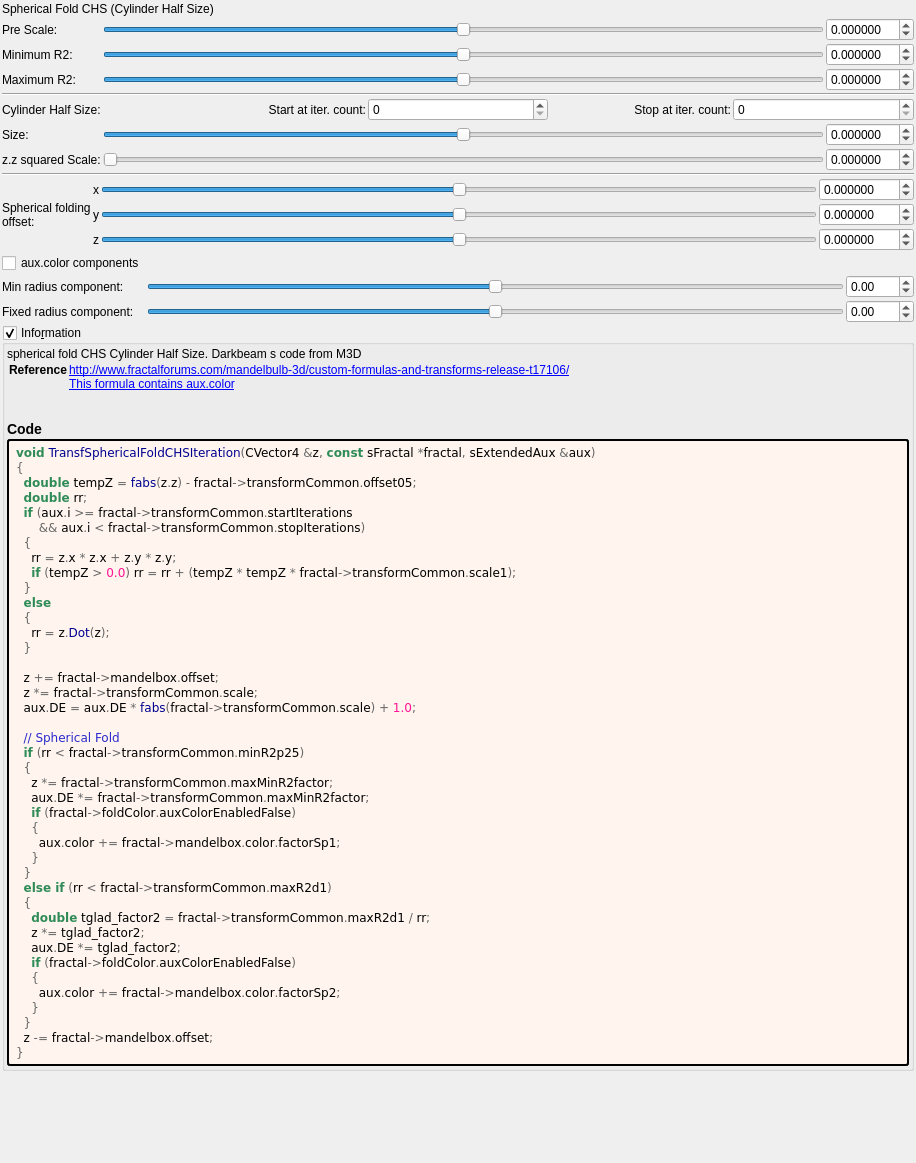
Qt form mandelbulber2/formula/ui/fractal_transf_spherical_fold_chs.ui (buddhi1980/mandelbulber2) before a commit.
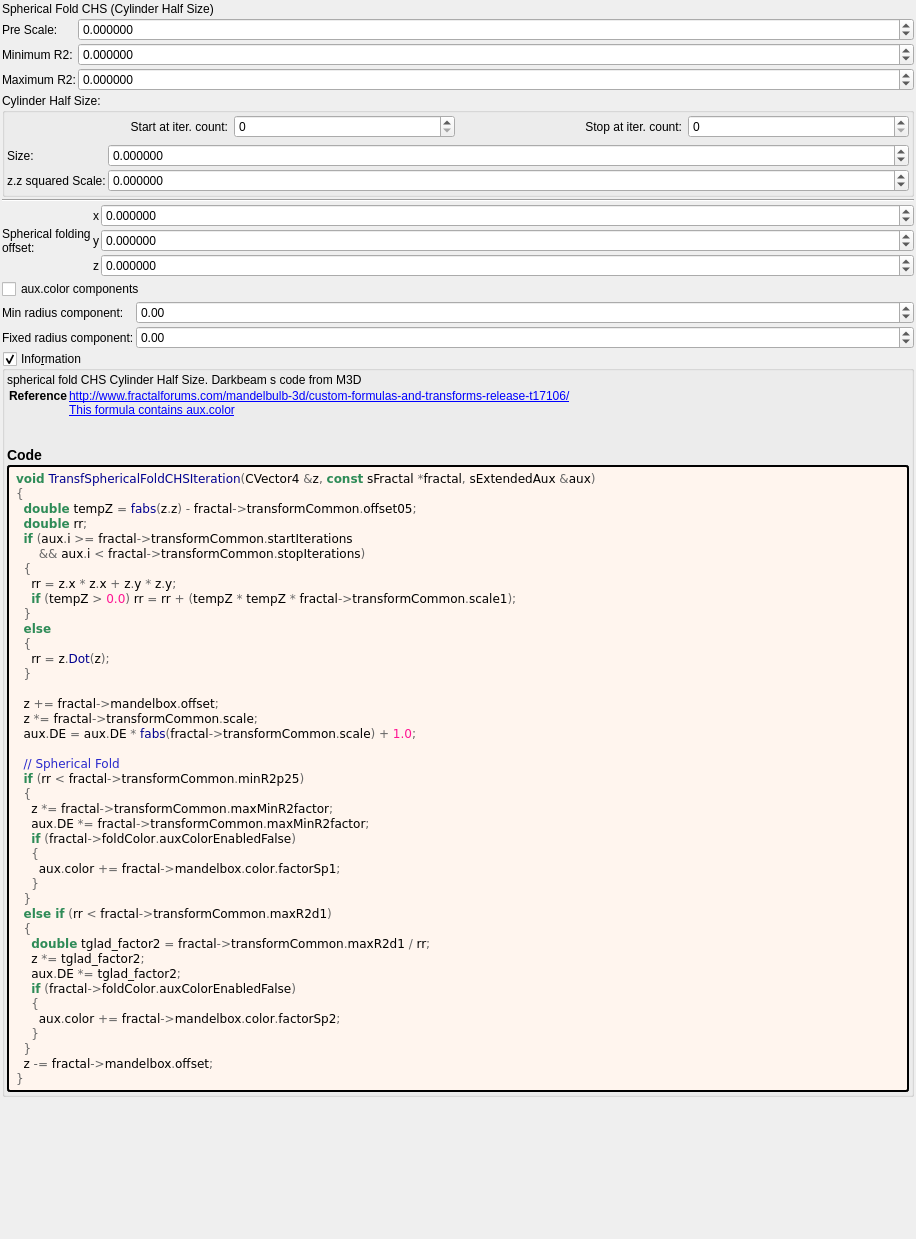
The same form after that commit. Custom widgets are drawn as their Qt base class.

What changed in the file:
```diff
--- a/mandelbulber2/formula/ui/fractal_transf_spherical_fold_chs.ui
+++ b/mandelbulber2/formula/ui/fractal_transf_spherical_fold_chs.ui
@@ -7,7 +7,7 @@
     <x>0</x>
     <y>0</y>
     <width>916</width>
-    <height>1163</height>
+    <height>1239</height>
    </rect>
   </property>
   <property name="windowTitle">
@@ -37,322 +37,60 @@
     </widget>
    </item>
    <item>
-    <layout class="QGridLayout" name="gridLayout_2">
-     <item row="5" column="0" colspan="3">
-      <layout class="QGridLayout" name="gridLayout">
-       <item row="1" column="1">
-        <widget class="QLabel" name="label_66">
-         <property name="text">
-          <string>Start at iter. count:</string>
-         </property>
-         <property name="alignment">
-          <set>Qt::AlignRight|Qt::AlignTrailing|Qt::AlignVCenter</set>
-         </property>
-        </widget>
-       </item>
-       <item row="1" column="3">
-        <widget class="QLabel" name="label_49">
-         <property name="text">
-          <string>Stop at iter. count:</string>
-         </property>
-         <property name="alignment">
-          <set>Qt::AlignRight|Qt::AlignTrailing|Qt::AlignVCenter</set>
-         </property>
-        </widget>
-       </item>
-       <item row="1" column="2">
-        <widget class="MySpinBox" name="spinboxInt_transf_start_iterations">
-         <property name="sizePolicy">
-          <sizepolicy hsizetype="Minimum" vsizetype="Maximum">
-           <horstretch>0</horstretch>
-           <verstretch>0</verstretch>
-          </sizepolicy>
-         </property>
-         <property name="minimum">
-          <number>0</number>
-         </property>
-         <property name="maximum">
-          <number>999</number>
-         </property>
-         <property name="value">
-          <number>0</number>
-         </property>
-        </widget>
-       </item>
-       <item row="1" column="4">
-        <widget class="MySpinBox" name="spinboxInt_transf_stop_iterations">
-         <property name="sizePolicy">
-          <sizepolicy hsizetype="Preferred" vsizetype="Maximum">
-           <horstretch>0</horstretch>
-           <verstretch>0</verstretch>
-          </sizepolicy>
-         </property>
-         <property name="maximum">
-          <number>999</number>
-         </property>
-        </widget>
-       </item>
-       <item row="1" column="0">
-        <widget class="QLabel" name="label_109">
-         <property name="text">
-          <string>Cylinder Half Size:</string>
-         </property>
-        </widget>
-       </item>
-       <item row="0" column="0" colspan="5">
-        <widget class="Line" name="line">
-         <property name="orientation">
-          <enum>Qt::Horizontal</enum>
-         </property>
-        </widget>
-       </item>
-      </layout>
-     </item>
-     <item row="6" column="2">
-      <widget class="MyDoubleSpinBox" name="spinbox_transf_offset_05">
-       <property name="sizePolicy">
-        <sizepolicy hsizetype="Minimum" vsizetype="Maximum">
-         <horstretch>0</horstretch>
-         <verstretch>0</verstretch>
-        </sizepolicy>
-       </property>
-       <property name="prefix">
-        <string/>
-       </property>
-       <property name="suffix">
-        <string/>
-       </property>
-       <property name="decimals">
-        <number>6</number>
-       </property>
-       <property name="minimum">
-        <double>-99.989999999999995</double>
-       </property>
-       <property name="maximum">
-        <double>99.989999999999995</double>
-       </property>
-       <property name="singleStep">
-        <double>0.100000000000000</double>
-       </property>
-      </widget>
-     </item>
-     <item row="7" column="2">
-      <widget class="MyDoubleSpinBox" name="spinbox_transf_scale_1">
-       <property name="sizePolicy">
-        <sizepolicy hsizetype="Minimum" vsizetype="Maximum">
-         <horstretch>0</horstretch>
-         <verstretch>0</verstretch>
-        </sizepolicy>
-       </property>
-       <property name="prefix">
-        <string/>
-       </property>
-       <property name="suffix">
-        <string/>
-       </property>
-       <property name="decimals">
-        <number>6</number>
-       </property>
-       <property name="minimum">
-        <double>-99.989999999999995</double>
-       </property>
-       <property name="maximum">
-        <double>99.989999999999995</double>
-       </property>
-       <property name="singleStep">
-        <double>0.100000000000000</double>
-       </property>
-      </widget>
-     </item>
-     <item row="4" column="1">
-      <widget class="QSlider" name="slider_transf_maxR2_1">
-       <property name="sizePolicy">
-        <sizepolicy hsizetype="Expanding" vsizetype="Maximum">
-         <horstretch>0</horstretch>
-         <verstretch>0</verstretch>
-        </sizepolicy>
-       </property>
-       <property name="minimum">
-        <number>-5000000</number>
-       </property>
-       <property name="maximum">
-        <number>5000000</number>
-       </property>
-       <property name="value">
-        <number>0</number>
-       </property>
-       <property name="sliderPosition">
-        <number>0</number>
-       </property>
-       <property name="orientation">
-        <enum>Qt::Horizontal</enum>
-       </property>
-      </widget>
-     </item>
-     <item row="6" column="0">
-      <widget class="QLabel" name="label_108">
-       <property name="text">
-        <string>Size:</string>
-       </property>
-      </widget>
-     </item>
-     <item row="6" column="1">
-      <widget class="QSlider" name="slider_transf_offset_05">
-       <property name="sizePolicy">
-        <sizepolicy hsizetype="Expanding" vsizetype="Maximum">
-         <horstretch>0</horstretch>
-         <verstretch>0</verstretch>
-        </sizepolicy>
-       </property>
-       <property name="minimum">
-        <number>-10000000</number>
-       </property>
-       <property name="maximum">
-        <number>10000000</number>
-       </property>
-       <property name="value">
-        <number>0</number>
-       </property>
-       <property name="sliderPosition">
-        <number>0</number>
-       </property>
-       <property name="orientation">
-        <enum>Qt::Horizontal</enum>
-       </property>
-      </widget>
-     </item>
-     <item row="3" column="2">
-      <widget class="MyDoubleSpinBox" name="spinbox_transf_minR2_p25">
-       <property name="sizePolicy">
-        <sizepolicy hsizetype="Minimum" vsizetype="Maximum">
-         <horstretch>0</horstretch>
-         <verstretch>0</verstretch>
-        </sizepolicy>
-       </property>
-       <property name="prefix">
-        <string/>
-       </property>
-       <property name="suffix">
-        <string/>
-       </property>
-       <property name="decimals">
-        <number>6</number>
-       </property>
-       <property name="minimum">
-        <double>-99.989999999999995</double>
-       </property>
-       <property name="maximum">
-        <double>99.989999999999995</double>
-       </property>
-       <property name="singleStep">
-        <double>0.100000000000000</double>
-       </property>
-      </widget>
-     </item>
-     <item row="7" column="1">
-      <widget class="QSlider" name="slider_transf_scale_1">
-       <property name="sizePolicy">
-        <sizepolicy hsizetype="Expanding" vsizetype="Maximum">
-         <horstretch>0</horstretch>
-         <verstretch>0</verstretch>
-        </sizepolicy>
-       </property>
-       <property name="minimum">
-        <number>0</number>
-       </property>
-       <property name="maximum">
-        <number>1000000</number>
-       </property>
-       <property name="value">
-        <number>0</number>
-       </property>
-       <property name="sliderPosition">
-        <number>0</number>
-       </property>
-       <property name="orientation">
-        <enum>Qt::Horizontal</enum>
-       </property>
-      </widget>
-     </item>
-     <item row="3" column="1">
-      <widget class="QSlider" name="slider_transf_minR2_p25">
-       <property name="sizePolicy">
-        <sizepolicy hsizetype="Expanding" vsizetype="Maximum">
-         <horstretch>0</horstretch>
-         <verstretch>0</verstretch>
-        </sizepolicy>
-       </property>
-       <property name="minimum">
-        <number>-5000000</number>
-       </property>
-       <property name="maximum">
-        <number>5000000</number>
-       </property>
-       <property name="value">
-        <number>0</number>
-       </property>
-       <property name="sliderPosition">
-        <number>0</number>
-       </property>
-       <property name="orientation">
-        <enum>Qt::Horizontal</enum>
-       </property>
-      </widget>
-     </item>
-     <item row="7" column="0">
-      <widget class="QLabel" name="label_110">
-       <property name="text">
-        <string>z.z squared Scale:</string>
-       </property>
-      </widget>
-     </item>
-     <item row="2" column="1">
-      <widget class="QSlider" name="slider_transf_scale">
-       <property name="sizePolicy">
-        <sizepolicy hsizetype="Expanding" vsizetype="Maximum">
-         <horstretch>0</horstretch>
-         <verstretch>0</verstretch>
-        </sizepolicy>
-       </property>
-       <property name="minimum">
-        <number>-5000000</number>
-       </property>
-       <property name="maximum">
-        <number>5000000</number>
-       </property>
-       <property name="value">
-        <number>0</number>
-       </property>
-       <property name="sliderPosition">
-        <number>0</number>
-       </property>
-       <property name="orientation">
-        <enum>Qt::Horizontal</enum>
-       </property>
-      </widget>
-     </item>
-     <item row="3" column="0">
+    <layout class="QGridLayout" name="gridLayout_2" columnstretch="0,1">
+     <property name="spacing">
+      <number>2</number>
+     </property>
+     <item row="1" column="0">
       <widget class="QLabel" name="label_48">
        <property name="text">
         <string>Minimum R2:</string>
        </property>
       </widget>
      </item>
-     <item row="4" column="0">
-      <widget class="QLabel" name="label_16">
-       <property name="text">
-        <string>Maximum R2:</string>
+     <item row="2" column="1">
+      <widget class="MyDoubleSpinBox" name="spinbox_transf_maxR2_1">
+       <property name="sizePolicy">
+        <sizepolicy hsizetype="Minimum" vsizetype="Maximum">
+         <horstretch>0</horstretch>
+         <verstretch>0</verstretch>
+        </sizepolicy>
+       </property>
+       <property name="prefix">
+        <string/>
+       </property>
+       <property name="suffix">
+        <string/>
+       </property>
+       <property name="decimals">
+        <number>6</number>
+       </property>
+       <property name="minimum">
+        <double>-99.989999999999995</double>
+       </property>
+       <property name="maximum">
+        <double>99.989999999999995</double>
+       </property>
+       <property name="singleStep">
+        <double>0.100000000000000</double>
        </property>
       </widget>
      </item>
-     <item row="2" column="0">
+     <item row="0" column="0">
       <widget class="QLabel" name="label_18">
        <property name="text">
         <string>Pre Scale:</string>
        </property>
       </widget>
      </item>
-     <item row="2" column="2">
+     <item row="2" column="0">
+      <widget class="QLabel" name="label_16">
+       <property name="text">
+        <string>Maximum R2:</string>
+       </property>
+      </widget>
+     </item>
+     <item row="0" column="1">
       <widget class="MyDoubleSpinBox" name="spinbox_transf_scale">
        <property name="sizePolicy">
         <sizepolicy hsizetype="Minimum" vsizetype="Maximum">
@@ -380,8 +118,8 @@
        </property>
       </widget>
      </item>
-     <item row="4" column="2">
-      <widget class="MyDoubleSpinBox" name="spinbox_transf_maxR2_1">
+     <item row="1" column="1">
+      <widget class="MyDoubleSpinBox" name="spinbox_transf_minR2_p25">
        <property name="sizePolicy">
         <sizepolicy hsizetype="Minimum" vsizetype="Maximum">
          <horstretch>0</horstretch>
@@ -410,6 +148,160 @@
      </item>
     </layout>
    </item>
+   <item>
+    <widget class="QGroupBox" name="groupBox">
+     <property name="title">
+      <string>Cylinder Half Size:</string>
+     </property>
+     <layout class="QVBoxLayout" name="verticalLayout_3">
+      <property name="leftMargin">
+       <number>2</number>
+      </property>
+      <property name="topMargin">
+       <number>2</number>
+      </property>
+      <property name="rightMargin">
+       <number>2</number>
+      </property>
+      <property name="bottomMargin">
+       <number>2</number>
+      </property>
+      <item>
+       <layout class="QGridLayout" name="gridLayout">
+        <item row="0" column="1">
+         <widget class="MySpinBox" name="spinboxInt_transf_start_iterations">
+          <property name="sizePolicy">
+           <sizepolicy hsizetype="Minimum" vsizetype="Maximum">
+            <horstretch>0</horstretch>
+            <verstretch>0</verstretch>
+           </sizepolicy>
+          </property>
+          <property name="minimum">
+           <number>0</number>
+          </property>
+          <property name="maximum">
+           <number>999</number>
+          </property>
+          <property name="value">
+           <number>0</number>
+          </property>
+         </widget>
+        </item>
+        <item row="0" column="0">
+         <widget class="QLabel" name="label_66">
+          <property name="text">
+           <string>Start at iter. count:</string>
+          </property>
+          <property name="alignment">
+           <set>Qt::AlignRight|Qt::AlignTrailing|Qt::AlignVCenter</set>
+          </property>
+         </widget>
+        </item>
+        <item row="0" column="2">
+         <widget class="QLabel" name="label_49">
+          <property name="text">
+           <string>Stop at iter. count:</string>
+          </property>
+          <property name="alignment">
+           <set>Qt::AlignRight|Qt::AlignTrailing|Qt::AlignVCenter</set>
+          </property>
+         </widget>
+        </item>
+        <item row="0" column="3">
+         <widget class="MySpinBox" name="spinboxInt_transf_stop_iterations">
+          <property name="sizePolicy">
+           <sizepolicy hsizetype="Preferred" vsizetype="Maximum">
+            <horstretch>0</horstretch>
+            <verstretch>0</verstretch>
+           </sizepolicy>
+          </property>
+          <property name="maximum">
+           <number>999</number>
+          </property>
+         </widget>
+        </item>
+       </layout>
+      </item>
+      <item>
+       <layout class="QGridLayout" name="gridLayout_4" columnstretch="0,1">
+        <property name="spacing">
+         <number>2</number>
+        </property>
+        <item row="0" column="0">
+         <widget class="QLabel" name="label_108">
+          <property name="text">
+           <string>Size:</string>
+          </property>
+         </widget>
+        </item>
+        <item row="0" column="1">
+         <widget class="MyDoubleSpinBox" name="spinbox_transf_offset_05">
+          <property name="sizePolicy">
+           <sizepolicy hsizetype="Minimum" vsizetype="Maximum">
+            <horstretch>0</horstretch>
+            <verstretch>0</verstretch>
+           </sizepolicy>
+          </property>
+          <property name="prefix">
+           <string/>
+          </property>
+          <property name="suffix">
+           <string/>
+          </property>
+          <property name="decimals">
+           <number>6</number>
+          </property>
+          <property name="minimum">
+           <double>-99.989999999999995</double>
+          </property>
+          <property name="maximum">
+           <double>99.989999999999995</double>
+          </property>
+          <property name="singleStep">
+           <double>0.100000000000000</double>
+          </property>
+         </widget>
+        </item>
+        <item row="1" column="0">
+         <widget class="QLabel" name="label_110">
+          <property name="text">
+           <string>z.z squared Scale:</string>
+          </property>
+         </widget>
+        </item>
+        <item row="1" column="1">
+         <widget class="MyDoubleSpinBox" name="spinbox_transf_scale_1">
+          <property name="sizePolicy">
+           <sizepolicy hsizetype="Minimum" vsizetype="Maximum">
+            <horstretch>0</horstretch>
+            <verstretch>0</verstretch>
+           </sizepolicy>
+          </property>
+          <property name="prefix">
+           <string/>
+          </property>
+          <property name="suffix">
+           <string/>
+          </property>
+          <property name="decimals">
+           <number>6</number>
+          </property>
+          <property name="minimum">
+           <double>-99.989999999999995</double>
+          </property>
+          <property name="maximum">
+           <double>99.989999999999995</double>
+          </property>
+          <property name="singleStep">
+           <double>0.100000000000000</double>
+          </property>
+         </widget>
+        </item>
+       </layout>
+      </item>
+     </layout>
+    </widget>
+   </item>
    <item>
     <widget class="Line" name="line_2">
      <property name="orientation">
@@ -418,141 +310,11 @@
     </widget>
    </item>
    <item>
-    <layout class="QGridLayout" name="gridLayout_16">
+    <layout class="QGridLayout" name="gridLayout_16" columnstretch="0,0,1">
      <property name="spacing">
       <number>2</number>
      </property>
-     <item row="3" column="2">
-      <widget class="QSlider" name="slider3_mandelbox_offset_x">
-       <property name="sizePolicy">
-        <sizepolicy hsizetype="Expanding" vsizetype="Maximum">
-         <horstretch>0</horstretch>
-         <verstretch>0</verstretch>
-        </sizepolicy>
-       </property>
-       <property name="minimum">
-        <number>-5000000</number>
-       </property>
-       <property name="maximum">
-        <number>5000000</number>
-       </property>
-       <property name="singleStep">
-        <number>1</number>
-       </property>
-       <property name="orientation">
-        <enum>Qt::Horizontal</enum>
-       </property>
-      </widget>
-     </item>
-     <item row="3" column="0" rowspan="3">
-      <widget class="QLabel" name="label_15">
-       <property name="text">
-        <string>Spherical folding
-offset:</string>
-       </property>
-      </widget>
-     </item>
-     <item row="5" column="2">
-      <widget class="QSlider" name="slider3_mandelbox_offset_z">
-       <property name="sizePolicy">
-        <sizepolicy hsizetype="Expanding" vsizetype="Maximum">
-         <horstretch>0</horstretch>
-         <verstretch>0</verstretch>
-        </sizepolicy>
-       </property>
-       <property name="minimum">
-        <number>-5000000</number>
-       </property>
-       <property name="maximum">
-        <number>5000000</number>
-       </property>
-       <property name="singleStep">
-        <number>1</number>
-       </property>
-       <property name="orientation">
-        <enum>Qt::Horizontal</enum>
-       </property>
-      </widget>
-     </item>
-     <item row="4" column="2">
-      <widget class="QSlider" name="slider3_mandelbox_offset_y">
-       <property name="sizePolicy">
-        <sizepolicy hsizetype="Expanding" vsizetype="Maximum">
-         <horstretch>0</horstretch>
-         <verstretch>0</verstretch>
-        </sizepolicy>
-       </property>
-       <property name="minimum">
-        <number>-5000000</number>
-       </property>
-       <property name="maximum">
-        <number>5000000</number>
-       </property>
-       <property name="singleStep">
-        <number>1</number>
-       </property>
-       <property name="orientation">
-        <enum>Qt::Horizontal</enum>
-       </property>
-      </widget>
-     </item>
-     <item row="5" column="3">
-      <widget class="MyDoubleSpinBox" name="spinbox3_mandelbox_offset_z">
-       <property name="sizePolicy">
-        <sizepolicy hsizetype="Minimum" vsizetype="Maximum">
-         <horstretch>0</horstretch>
-         <verstretch>0</verstretch>
-        </sizepolicy>
-       </property>
-       <property name="prefix">
-        <string/>
-       </property>
-       <property name="suffix">
-        <string/>
-       </property>
-       <property name="decimals">
-        <number>6</number>
-       </property>
-       <property name="minimum">
-        <double>-100.000000000000000</double>
-       </property>
-       <property name="maximum">
-        <double>100.000000000000000</double>
-       </property>
-       <property name="singleStep">
-        <double>0.100000000000000</double>
-       </property>
-      </widget>
-     </item>
-     <item row="4" column="3">
-      <widget class="MyDoubleSpinBox" name="spinbox3_mandelbox_offset_y">
-       <property name="sizePolicy">
-        <sizepolicy hsizetype="Minimum" vsizetype="Maximum">
-         <horstretch>0</horstretch>
-         <verstretch>0</verstretch>
-        </sizepolicy>
-       </property>
-       <property name="prefix">
-        <string/>
-       </property>
-       <property name="suffix">
-        <string/>
-       </property>
-       <property name="decimals">
-        <number>6</number>
-       </property>
-       <property name="minimum">
-        <double>-100.000000000000000</double>
-       </property>
-       <property name="maximum">
-        <double>100.000000000000000</double>
-       </property>
-       <property name="singleStep">
-        <double>0.100000000000000</double>
-       </property>
-      </widget>
-     </item>
-     <item row="3" column="3">
+     <item row="0" column="2">
       <widget class="MyDoubleSpinBox" name="spinbox3_mandelbox_offset_x">
        <property name="sizePolicy">
         <sizepolicy hsizetype="Minimum" vsizetype="Maximum">
@@ -580,23 +342,7 @@
        </property>
       </widget>
      </item>
-     <item row="5" column="1">
-      <widget class="QLabel" name="label_117">
-       <property name="sizePolicy">
-        <sizepolicy hsizetype="Preferred" vsizetype="Preferred">
-         <horstretch>0</horstretch>
-         <verstretch>0</verstretch>
-        </sizepolicy>
-       </property>
-       <property name="text">
-        <string notr="true">z</string>
-       </property>
-       <property name="alignment">
-        <set>Qt::AlignRight|Qt::AlignTrailing|Qt::AlignVCenter</set>
-       </property>
-      </widget>
-     </item>
-     <item row="4" column="1">
+     <item row="1" column="1">
       <widget class="QLabel" name="label_116">
        <property name="sizePolicy">
         <sizepolicy hsizetype="Preferred" vsizetype="Preferred">
@@ -612,7 +358,7 @@
        </property>
       </widget>
      </item>
-     <item row="3" column="1">
+     <item row="0" column="1">
       <widget class="QLabel" name="label_115">
        <property name="sizePolicy">
         <sizepolicy hsizetype="Preferred" vsizetype="Preferred">
@@ -628,14 +374,94 @@
        </property>
       </widget>
      </item>
-    </layout>
-   </item>
-   <item>
-    <layout class="QGridLayout" name="gridLayout_6">
-     <property name="spacing">
-      <number>2</number>
-     </property>
+     <item row="2" column="1">
+      <widget class="QLabel" name="label_117">
+       <property name="sizePolicy">
+        <sizepolicy hsizetype="Preferred" vsizetype="Preferred">
+         <horstretch>0</horstretch>
+         <verstretch>0</verstretch>
+        </sizepolicy>
+       </property>
+       <property name="text">
+        <string notr="true">z</string>
+       </property>
+       <property name="alignment">
+        <set>Qt::AlignRight|Qt::AlignTrailing|Qt::AlignVCenter</set>
+       </property>
+      </widget>
+     </item>
+     <item row="0" column="0" rowspan="3">
+      <widget class="QLabel" name="label_15">
+       <property name="text">
+        <string>Spherical folding
+offset:</string>
+       </property>
+      </widget>
+     </item>
      <item row="1" column="2">
+      <widget class="MyDoubleSpinBox" name="spinbox3_mandelbox_offset_y">
+       <property name="sizePolicy">
+        <sizepolicy hsizetype="Minimum" vsizetype="Maximum">
+         <horstretch>0</horstretch>
+         <verstretch>0</verstretch>
+        </sizepolicy>
+       </property>
+       <property name="prefix">
+        <string/>
+       </property>
+       <property name="suffix">
+        <string/>
+       </property>
+       <property name="decimals">
+        <number>6</number>
+       </property>
+       <property name="minimum">
+        <double>-100.000000000000000</double>
+       </property>
+       <property name="maximum">
+        <double>100.000000000000000</double>
+       </property>
+       <property name="singleStep">
+        <double>0.100000000000000</double>
+       </property>
+      </widget>
+     </item>
+     <item row="2" column="2">
+      <widget class="MyDoubleSpinBox" name="spinbox3_mandelbox_offset_z">
+       <property name="sizePolicy">
+        <sizepolicy hsizetype="Minimum" vsizetype="Maximum">
+         <horstretch>0</horstretch>
+         <verstretch>0</verstretch>
+        </sizepolicy>
+       </property>
+       <property name="prefix">
+        <string/>
+       </property>
+       <property name="suffix">
+        <string/>
+       </property>
+       <property name="decimals">
+        <number>6</number>
+       </property>
+       <property name="minimum">
+        <double>-100.000000000000000</double>
+       </property>
+       <property name="maximum">
+        <double>100.000000000000000</double>
+       </property>
+       <property name="singleStep">
+        <double>0.100000000000000</double>
+       </property>
+      </widget>
+     </item>
+    </layout>
+   </item>
+   <item>
+    <layout class="QGridLayout" name="gridLayout_6" columnstretch="0,1">
+     <property name="spacing">
+      <number>2</number>
+     </property>
+     <item row="1" column="1">
       <widget class="MyDoubleSpinBox" name="spinbox_mandelbox_color_Sp1">
        <property name="sizePolicy">
         <sizepolicy hsizetype="Minimum" vsizetype="Maximum">
@@ -663,36 +489,7 @@
        </property>
       </widget>
      </item>
-     <item row="1" column="1">
-      <widget class="QSlider" name="slider_mandelbox_color_Sp1">
-       <property name="sizePolicy">
-        <sizepolicy hsizetype="Expanding" vsizetype="Maximum">
-         <horstretch>0</horstretch>
-         <verstretch>0</verstretch>
-        </sizepolicy>
-       </property>
-       <property name="minimum">
-        <number>-500</number>
-       </property>
-       <property name="maximum">
-        <number>500</number>
-       </property>
-       <property name="singleStep">
-        <number>1</number>
-       </property>
-       <property name="orientation">
-        <enum>Qt::Horizontal</enum>
-       </property>
-      </widget>
-     </item>
-     <item row="1" column="0">
-      <widget class="QLabel" name="label_28">
-       <property name="text">
-        <string>Min radius component:</string>
-       </property>
-      </widget>
-     </item>
-     <item row="2" column="2">
+     <item row="2" column="1">
       <widget class="MyDoubleSpinBox" name="spinbox_mandelbox_color_Sp2">
        <property name="sizePolicy">
         <sizepolicy hsizetype="Minimum" vsizetype="Maximum">
@@ -720,28 +517,6 @@
        </property>
       </widget>
      </item>
-     <item row="2" column="1">
-      <widget class="QSlider" name="slider_mandelbox_color_Sp2">
-       <property name="sizePolicy">
-        <sizepolicy hsizetype="Expanding" vsizetype="Maximum">
-         <horstretch>0</horstretch>
-         <verstretch>0</verstretch>
-        </sizepolicy>
-       </property>
-       <property name="minimum">
-        <number>-500</number>
-       </property>
-       <property name="maximum">
-        <number>500</number>
-       </property>
-       <property name="singleStep">
-        <number>1</number>
-       </property>
-       <property name="orientation">
-        <enum>Qt::Horizontal</enum>
-       </property>
-      </widget>
-     </item>
      <item row="2" column="0">
       <widget class="QLabel" name="label_29">
        <property name="text">
@@ -749,7 +524,14 @@
        </property>
       </widget>
      </item>
-     <item row="0" column="0">
+     <item row="1" column="0">
+      <widget class="QLabel" name="label_28">
+       <property name="text">
+        <string>Min radius component:</string>
+       </property>
+      </widget>
+     </item>
+     <item row="0" column="0" colspan="2">
       <widget class="QCheckBox" name="checkBox_fold_color_aux_color_enabled_false">
        <property name="text">
         <string notr="true">aux.color components</string>
@@ -887,17 +669,17 @@
   </layout>
  </widget>
  <customwidgets>
+  <customwidget>
+   <class>MyDoubleSpinBox</class>
+   <extends>QDoubleSpinBox</extends>
+   <header>my_double_spin_box.h</header>
+  </customwidget>
   <customwidget>
    <class>MyGroupBox</class>
    <extends>QGroupBox</extends>
    <header>my_group_box.h</header>
    <container>1</container>
   </customwidget>
-  <customwidget>
-   <class>MyDoubleSpinBox</class>
-   <extends>QDoubleSpinBox</extends>
-   <header>my_double_spin_box.h</header>
-  </customwidget>
   <customwidget>
    <class>MySpinBox</class>
    <extends>QSpinBox</extends>
```
Left out of the diff: 12 changed lines with no effect on the pictures.
